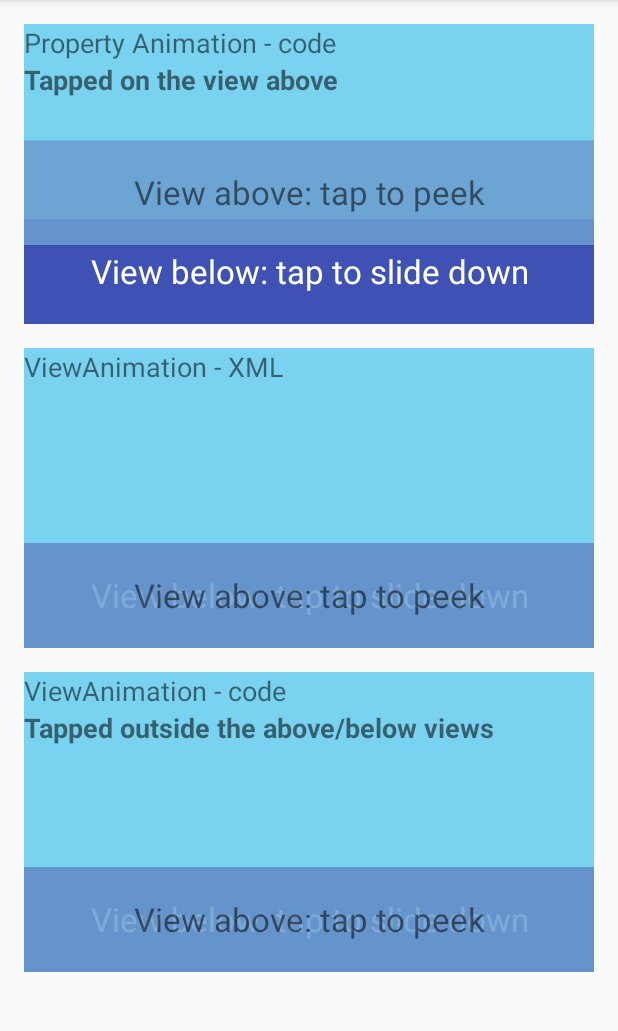
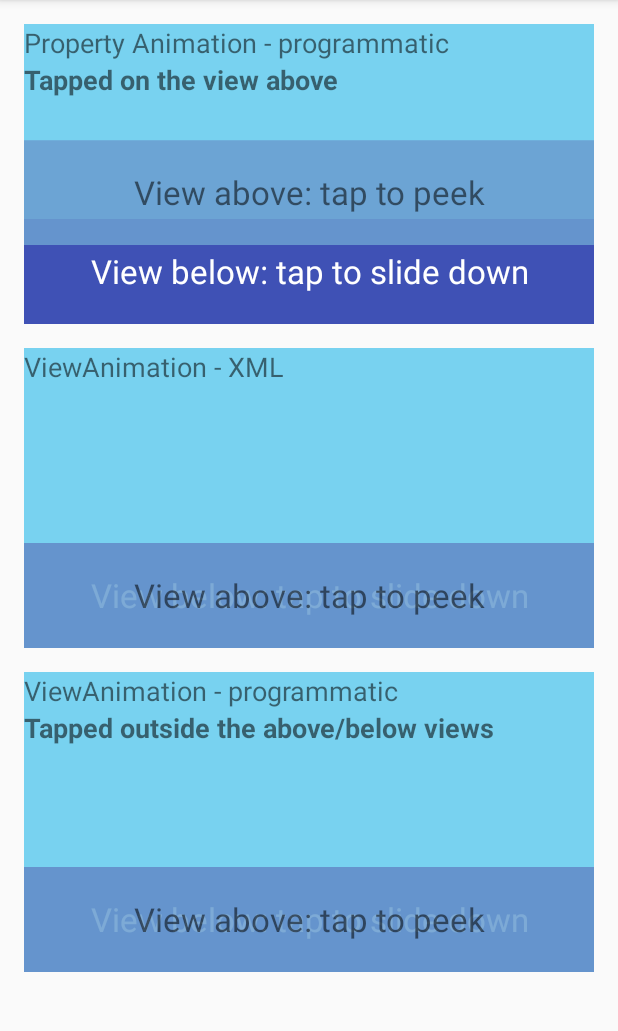
Before and after one commit to florina-muntenescu/Playground, an Android app: the AnimationPlaygroundActivity screen opened directly, with no data from a screen before it, after a tap on "View below: tap to slide down", on a phone screen of 412 x 824 dp, the part 84-1115 px from its top. Run offline under Robolectric (Android 15) with nearby library versions, the phone set to English and light mode, and no system bars; 2 other taps on this screen came first.

Commit message:
classes renamed

```diff
--- /dev/null
+++ b/app/src/main/java/fmuntenescu/playground/animations/TapToSlidePropertyAnimationProgrammaticView.java
@@ -0,0 +1,38 @@
+package fmuntenescu.playground.animations;
+
+import android.content.Context;
+import android.support.annotation.NonNull;
+import android.util.AttributeSet;
+import android.view.View;
+
+/**
+ * View that contains a component that animates using XML animations.
+ */
+public class TapToSlidePropertyAnimationProgrammaticView extends TapToSlideView {
+
+    public TapToSlidePropertyAnimationProgrammaticView(final Context context, final AttributeSet attrs) {
+        super(context, attrs);
+    }
+
+    @Override
+    public void slideUp(@NonNull final View view) {
+        float animateByPx = view.getHeight() * (-TRANSLATION_FACTOR);
+        translateViewYByPx(view, animateByPx);
+    }
+
+    @Override
+    public void slideDown(@NonNull final View view) {
+        float animateByPx = view.getHeight() * TRANSLATION_FACTOR;
+        translateViewYByPx(view, animateByPx);
+    }
+
+    private void translateViewYByPx(@NonNull final View view,
+                                    final float animateByPx) {
+        view.animate().translationYBy(animateByPx);
+    }
+
+    @Override
+    public String getAnimationType() {
+        return "Property Animation - programmatic";
+    }
+}
--- a/app/src/main/java/fmuntenescu/playground/animations/TapToSlideViewAnimationCodeView.java
+++ b/app/src/main/java/fmuntenescu/playground/animations/TapToSlideViewAnimationProgrammaticView.java
@@ -9,9 +9,9 @@ import android.view.animation.TranslateAnimation;
 /**
  * View that contains a component that animates using XML animations.
  */
-public class TapToSlideViewAnimationCodeView extends TapToSlideView {
+public class TapToSlideViewAnimationProgrammaticView extends TapToSlideView {
 
-    public TapToSlideViewAnimationCodeView(final Context context, final AttributeSet attrs) {
+    public TapToSlideViewAnimationProgrammaticView(final Context context, final AttributeSet attrs) {
         super(context, attrs);
     }
 
@@ -37,6 +37,6 @@ public class TapToSlideViewAnimationCodeView extends TapToSlideView {
 
     @Override
     public String getAnimationType() {
-        return "ViewAnimation - code";
+        return "ViewAnimation - programmatic";
     }
 }
--- a/app/src/main/res/layout/animation_playground_activity.xml
+++ b/app/src/main/res/layout/animation_playground_activity.xml
@@ -14,7 +14,7 @@
         android:paddingTop="@dimen/activity_vertical_margin"
         tools:context="fmuntenescu.playground.MainActivity">
 
-        <fmuntenescu.playground.animations.TapToSlidePropertyAnimationCodeView
+        <fmuntenescu.playground.animations.TapToSlidePropertyAnimationProgrammaticView
             android:layout_width="match_parent"
             android:layout_height="@dimen/tap_to_slide_view_height"
             android:background="@color/blue" />
@@ -25,7 +25,7 @@
             android:layout_marginTop="@dimen/activity_vertical_margin"
             android:background="@color/blue" />
 
-        <fmuntenescu.playground.animations.TapToSlideViewAnimationCodeView
+        <fmuntenescu.playground.animations.TapToSlideViewAnimationProgrammaticView
             android:layout_width="match_parent"
             android:layout_height="@dimen/tap_to_slide_view_height"
             android:layout_marginTop="@dimen/activity_vertical_margin"
```
